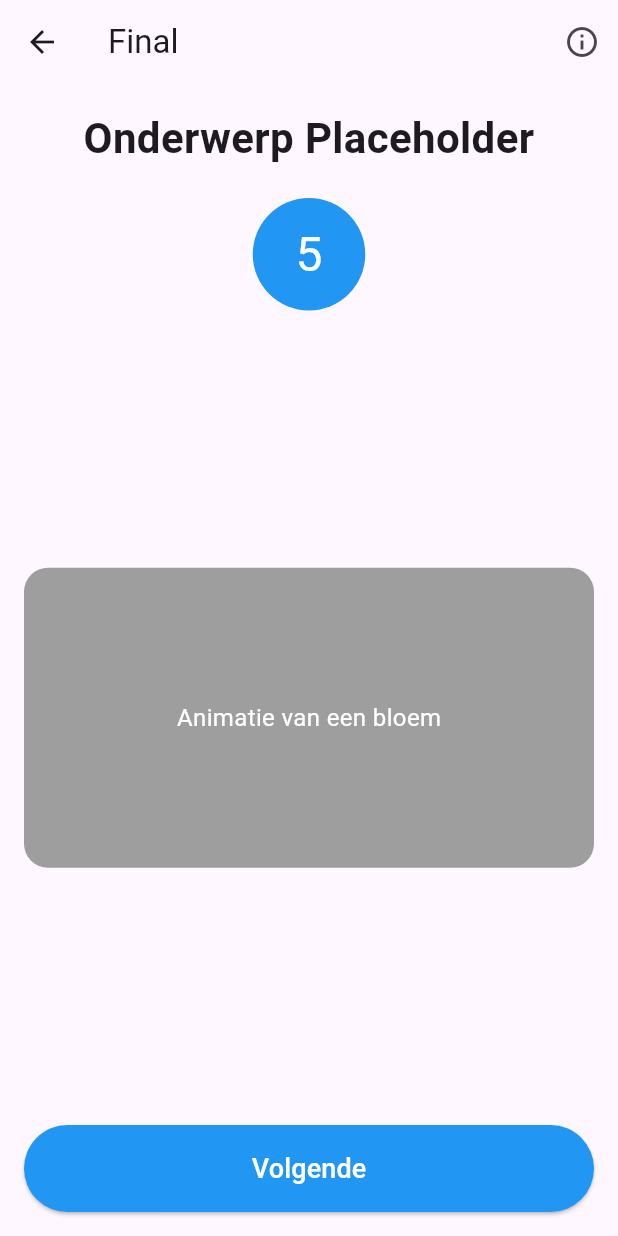
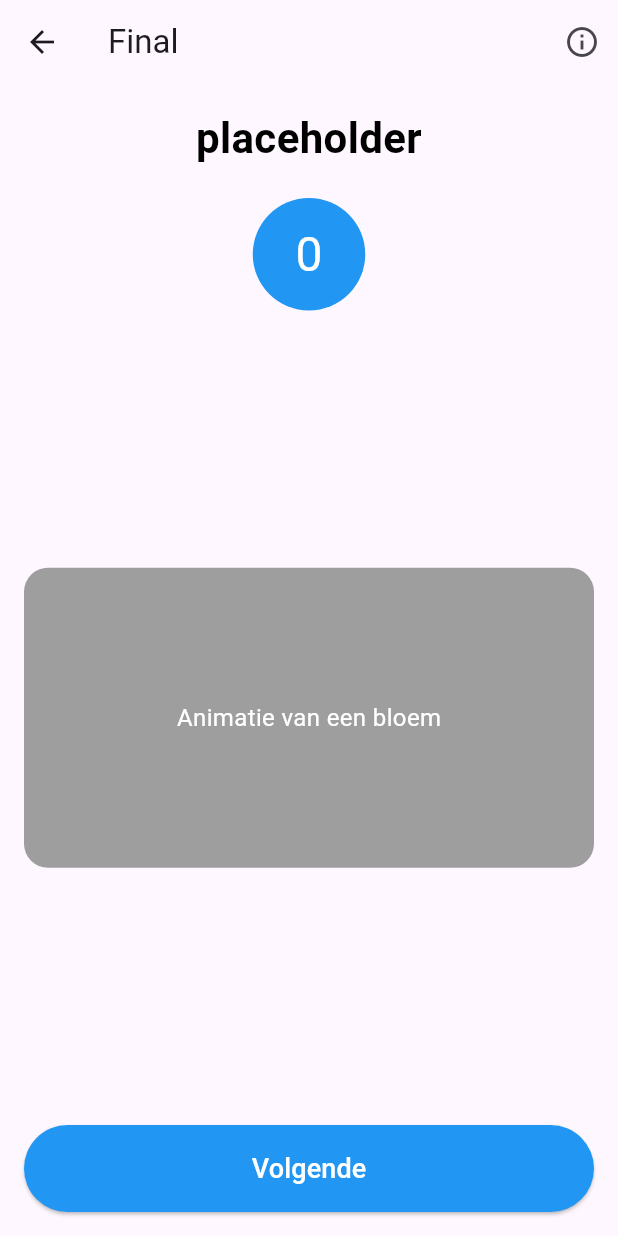
Before and after one commit to brentvanmalsen/industry-project, a Flutter app: the FinalPage screen opened directly, on a phone screen of 412 x 824 dp. Run offline on Flutter 3.47's test engine with Material 3 defaults, Android fonts, the phone set to English and light mode, and no system bars; our stand-ins replace rive, share_plus, sleek_circular_slider, syncfusion_flutter_charts; missing offline and left inert: mailer.

Commit message:
subjects get send over to fina, todo: add flower

```diff
--- a/lib/final.dart
+++ b/lib/final.dart
@@ -1,11 +1,22 @@
 import 'package:flutter/material.dart';
 
-class FinalPage extends StatelessWidget {
-  final String subject; // Placeholder voor het onderwerp
+void main() {
+  runApp(MaterialApp(
+    home: FinalPage(subject: ['placeholder'], number: 0), // Voorbeeldwaarden
+  ));
+}
+
+class FinalPage extends StatefulWidget {
+  final List<String> subject; // Placeholder voor het onderwerp
   final int number; // Placeholder voor het cijfer
 
   FinalPage({required this.subject, required this.number});
 
+  @override
+  State<FinalPage> createState() => _FinalPageState();
+}
+
+class _FinalPageState extends State<FinalPage> {
   @override
   Widget build(BuildContext context) {
     return Scaffold(
@@ -49,8 +60,11 @@ class FinalPage extends StatelessWidget {
             Column(
               children: [
                 Text(
-                  subject,
-                  style: TextStyle(fontSize: 28, fontWeight: FontWeight.bold),
+                  widget.subject.join(', '),
+                  style: TextStyle(
+                      fontSize: 28,
+                      fontWeight: FontWeight.bold,
+                      color: Colors.black),
                   textAlign: TextAlign.center,
                 ),
                 SizedBox(height: 20),
@@ -63,7 +77,7 @@ class FinalPage extends StatelessWidget {
                   ),
                   child: Center(
                     child: Text(
-                      '$number',
+                      '${widget.number}',
                       style: TextStyle(fontSize: 32, color: Colors.white),
                     ),
                   ),
@@ -127,10 +141,3 @@ class NextPage extends StatelessWidget {
     );
   }
 }
-
-void main() {
-  runApp(MaterialApp(
-    home: FinalPage(
-        subject: 'Onderwerp Placeholder', number: 5), // Voorbeeldwaarden
-  ));
-}
```
Also changed, not shown: lib/subject.dart (+14 -3 lines).
